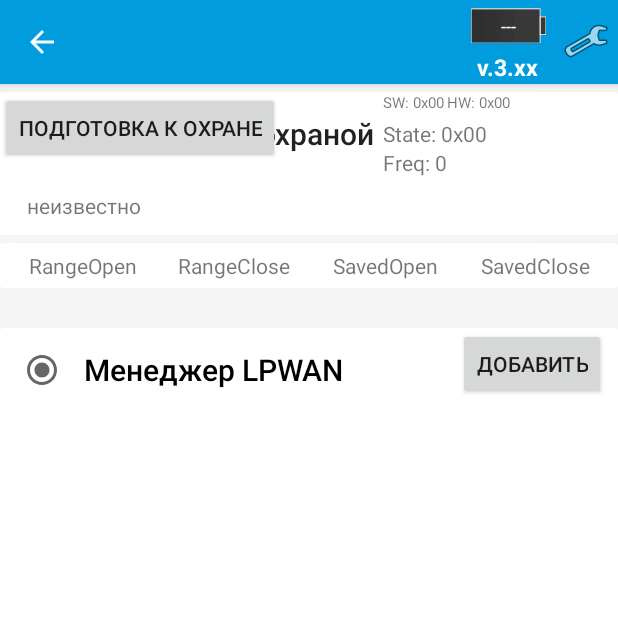
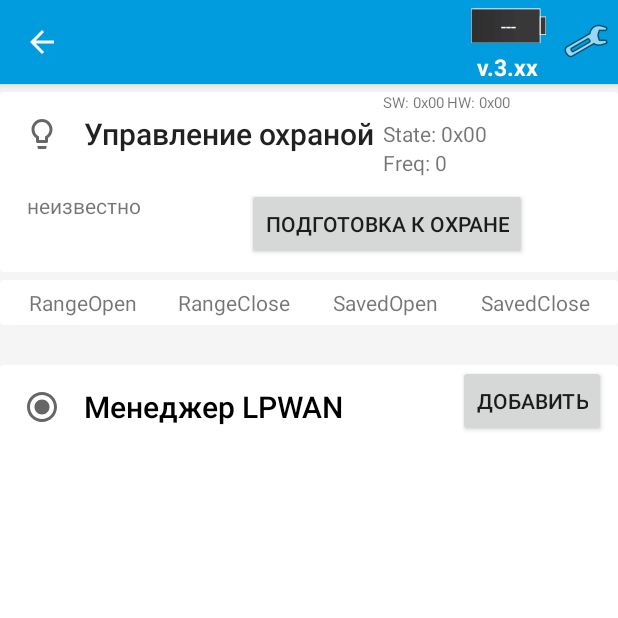
Before and after one commit to SmartTech/Android-nRF-Vega, an Android app: the BlinkyActivity screen opened directly, with no data from a screen before it, on a phone screen of 412 x 824 dp, the top half of it. Run offline under Robolectric (Android 15) with nearby library versions, the phone set to English and light mode, and no system bars; 72 statements that could not run were skipped.

Commit message:
Поправил расположение кнопки

```diff
--- a/app/build.gradle
+++ b/app/build.gradle
@@ -9,7 +9,7 @@ android {
         minSdkVersion 18
         targetSdkVersion 27
         versionCode 5
-        versionName "4.7.6"
+        versionName "4.7.7"
         resConfigs "en"
     }
 
--- a/app/src/main/res/layout/activity_blinky.xml
+++ b/app/src/main/res/layout/activity_blinky.xml
@@ -182,7 +182,7 @@
 								android:layout_width="wrap_content"
 								android:layout_height="wrap_content"
 								android:text="Freq: 0"
-								android:textSize="14dp"/>
+								android:textSize="14dp" />
 
 						</LinearLayout>
 
@@ -193,9 +193,15 @@
 						android:id="@+id/arm_control_btn"
 						android:layout_width="wrap_content"
 						android:layout_height="wrap_content"
+						android:layout_marginStart="8dp"
+						android:layout_marginTop="8dp"
+						android:layout_marginEnd="8dp"
+						android:layout_marginBottom="8dp"
 						android:text="@string/arm_button_prepare"
-						tools:layout_editor_absoluteX="165dp"
-						tools:layout_editor_absoluteY="56dp" />
+						app:layout_constraintBottom_toBottomOf="parent"
+						app:layout_constraintEnd_toEndOf="parent"
+						app:layout_constraintStart_toEndOf="@+id/arm_control_state"
+						app:layout_constraintTop_toBottomOf="@+id/arm_tool_bar" />
 
 					<ProgressBar
 						android:id="@+id/arm_progress_bar"
```
Also changed, not shown: 2 other files.
